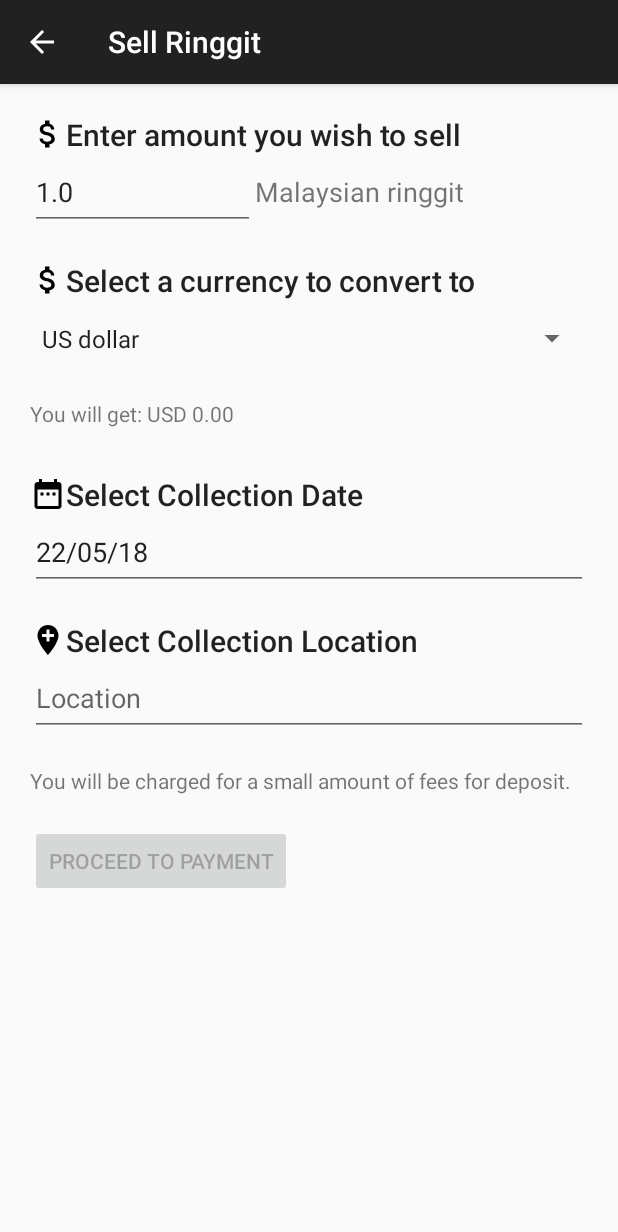
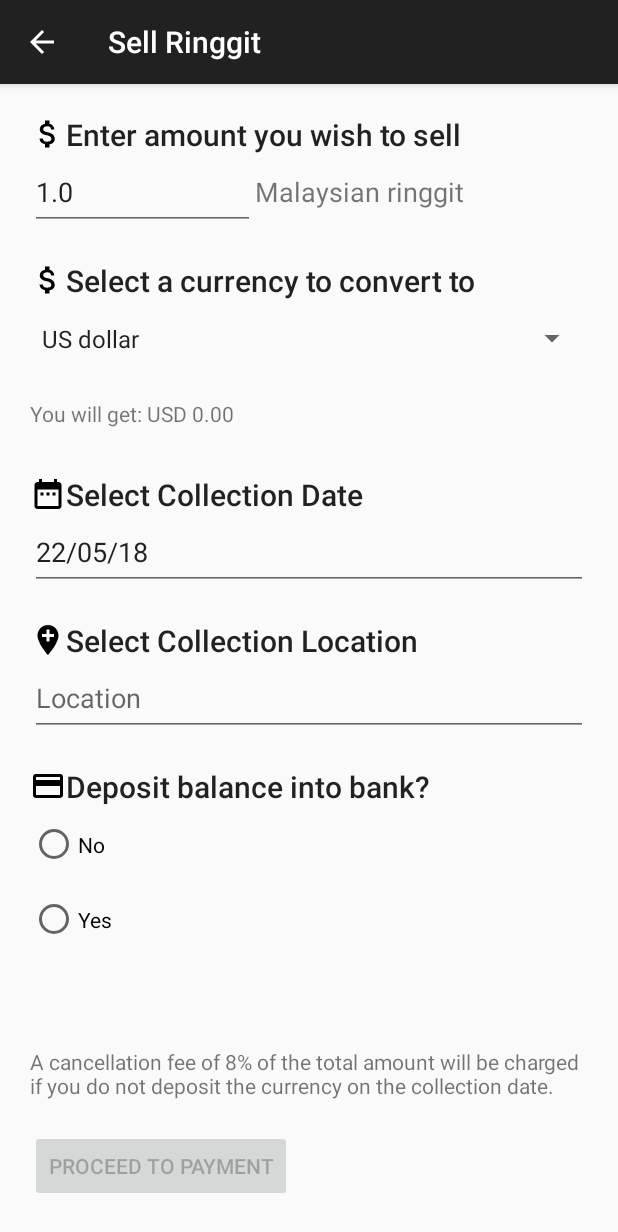
Before and after one commit to kangwennlee/CurrexEZ, an Android app: the SellRinggit screen opened directly, with no data from a screen before it, on a phone screen of 412 x 824 dp. Shown: the top 1232 px of the screen. Run offline under Robolectric (Android 15) with nearby library versions, the phone set to English and light mode, and no system bars; our stand-ins replace Firebase (no records; nobody signed in at launch, a user with empty details on screens opened directly); libraries missing offline, so code that uses them is left out: com.crashlytics.android, com.jesusm.kfingerprintmanager; network calls fail.

Commit message:
Adds bank account dialog in sell ringgit activity

```diff
--- a/app/src/main/res/layout/activity_sell_ringgit.xml
+++ b/app/src/main/res/layout/activity_sell_ringgit.xml
@@ -107,7 +107,41 @@
             android:layout_width="wrap_content"
             android:layout_height="wrap_content"
             android:layout_marginTop="20dp"
-            android:text="@string/charge_fee" />
+            android:drawableLeft="@drawable/ic_credit_card_black_24dp"
+            android:text="@string/selectdepositpaymentmethod"
+            android:textAppearance="@style/TextAppearance.AppCompat.Title" />
+
+        <RadioGroup
+            android:id="@+id/radioGroupMethod"
+            android:layout_width="wrap_content"
+            android:layout_height="wrap_content">
+
+            <RadioButton
+                android:id="@+id/radioButtonNo"
+                android:layout_width="wrap_content"
+                android:layout_height="50dp"
+                android:duplicateParentState="false"
+                android:text="@string/noTransfer" />
+
+            <RadioButton
+                android:id="@+id/radioButtonOnline"
+                android:layout_width="wrap_content"
+                android:layout_height="50dp"
+                android:text="@string/transferIntoBankAcc" />
+        </RadioGroup>
+
+        <TextView
+            android:id="@+id/textViewCreditSelected"
+            android:layout_width="match_parent"
+            android:layout_height="20dp"
+            android:layout_marginTop="20dp" />
+
+        <TextView
+            android:id="@+id/textViewNotice"
+            android:layout_width="match_parent"
+            android:layout_height="wrap_content"
+            android:layout_marginTop="20dp"
+            android:text="@string/chargeNotice" />
 
         <Button
             android:id="@+id/buttonProceed"
--- a/app/src/main/res/values/strings.xml
+++ b/app/src/main/res/values/strings.xml
@@ -120,7 +120,7 @@
     <string name="selectPaymentMethod">Select Payment Method</string>
     <string name="debitCard">Debit Card</string>
     <string name="onlinePayment">Online Payment</string>
-    <string name="transferIntoBankAcc">Transfer into your bank account</string>
+
     <string name="proceedToPayment">Proceed to payment</string>
     <!--String Array -->
     <string-array name="national">
@@ -183,12 +183,14 @@
     <string name="Enteramountyouwishtosell">Enter amount you wish to sell</string>
     <string name="date">Date</string>
     <string name="location">Location</string>
-    <string name="selectdepositpaymentmethod">Select deposit payment method</string>
+    <string name="selectdepositpaymentmethod">Deposit balance into bank?</string>
     <string name="creditCard">Credit Card</string>
     <string name="banktitle">Select Your Bank Provider</string>
     <string name="enterBankAccNum">Enter your bank account number</string>
-
+    <string name="transferIntoBankAcc">Yes</string>
+    <string name="noTransfer">No</string>
     <string name="hintforAccNumEnter">Account Number</string>
+    <string name="chargeNotice">A cancellation fee of 8% of the total amount will be charged if you do not deposit the currency on the collection date.</string>
 
     <!-- for drawable-->
     <string name="CurrencyRates">Currency Rates</string>
```
Also changed, not shown: app/src/main/java/com/example/kangwenn/currexez/SellCurrency.java (+13 -12 lines), app/src/main/java/com/example/kangwenn/currexez/SellRinggit.java (+91 -3 lines), app/src/main/res/layout/activity_sell_currency.xml (+9 -2 lines), 1 other file.
